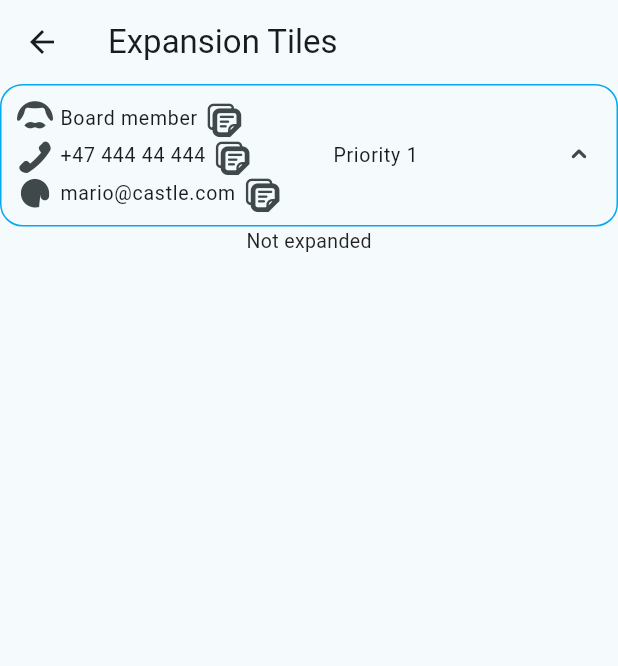
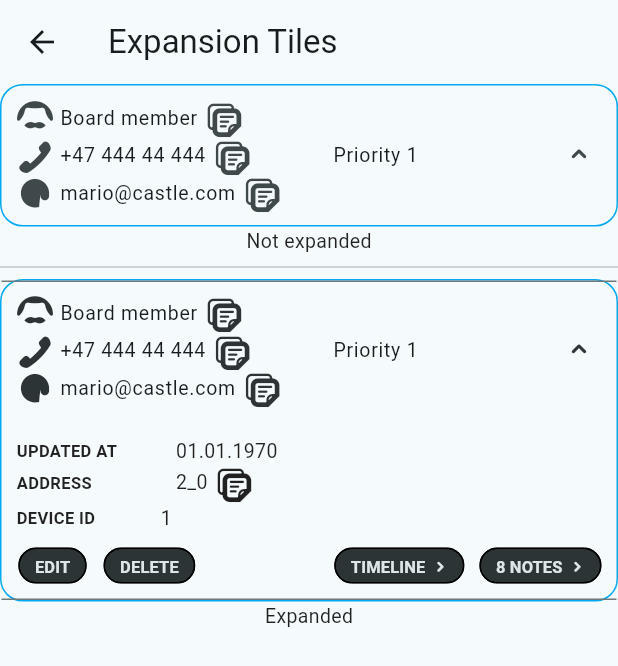
Before and after one commit to freitzzz/future-home-coding-challenge, a Flutter app: the DesignSystemExpansionTilesView screen opened by its route, on a phone screen of 412 x 824 dp. Shown: the top 666 px of the screen. Run offline on Flutter 3.47's test engine with Material 2 defaults, Android fonts, the light colour scheme and no system bars.

Commit message:
expansion tiles view ready

```diff
--- a/example/lib/views/design_system/design_system_expansion_tiles_view.dart
+++ b/example/lib/views/design_system/design_system_expansion_tiles_view.dart
@@ -3,6 +3,64 @@ import 'package:flutter/material.dart';
 
 final _expansionTilesLabels = <String, FHDSExpansionTile>{
   'Not expanded': const FHDSExpansionTile(
+    onExpansionChanged: _onExpansionChanged,
+    title: [
+      FHDSText(
+        'Board member',
+        prefixIcon: FHDSIcons.boardMembers,
+        suffixIcon: FHDSIcons.copy,
+      ),
+      FHDSText(
+        '+47 444 44 444',
+        prefixIcon: FHDSIcons.phone,
+        suffixIcon: FHDSIcons.copy,
+      ),
+      FHDSText(
+        'Priority 1',
+      ),
+      FHDSText(
+        'mario@castle.com',
+        prefixIcon: FHDSIcons.email,
+        suffixIcon: FHDSIcons.copy,
+      ),
+    ],
+    content: {
+      'UPDATED AT': FHDSText(
+        '01.01.1970',
+      ),
+      'ADDRESS': FHDSText(
+        '2_0',
+        suffixIcon: FHDSIcons.copy,
+      ),
+      'DEVICE ID': FHDSText(
+        '1',
+      ),
+    },
+    primaryActions: [
+      FHDSChip(
+        label: 'EDIT',
+        onPressed: _onChipPressed,
+      ),
+      FHDSChip(
+        label: 'DELETE',
+        onPressed: _onChipPressed,
+      ),
+    ],
+    secondaryActions: [
+      FHDSChip(
+        label: 'TIMELINE',
+        onPressed: _onChipPressed,
+        suffixIcon: FHDSIcons.forward,
+      ),
+      FHDSChip(
+        label: '8 NOTES',
+        suffixIcon: FHDSIcons.forward,
+        onPressed: _onChipPressed,
+      ),
+    ],
+  ),
+  'Expanded': const FHDSExpansionTile(
+    expanded: true,
     onExpansionChanged: _onExpansionChanged,
     title: [
       FHDSText(
```
